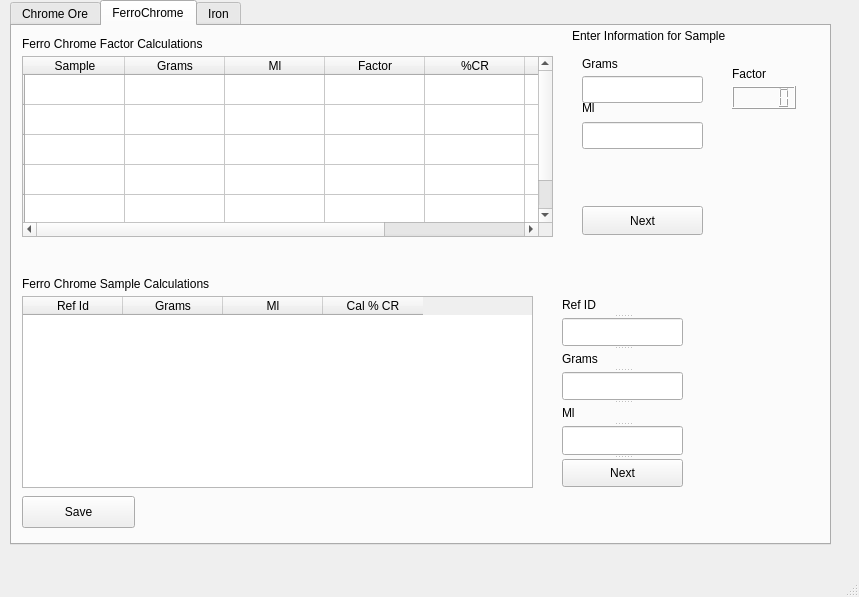
First picture: the form in rc.ui, repository shabd/rc-analytics-desktop, before the edit.
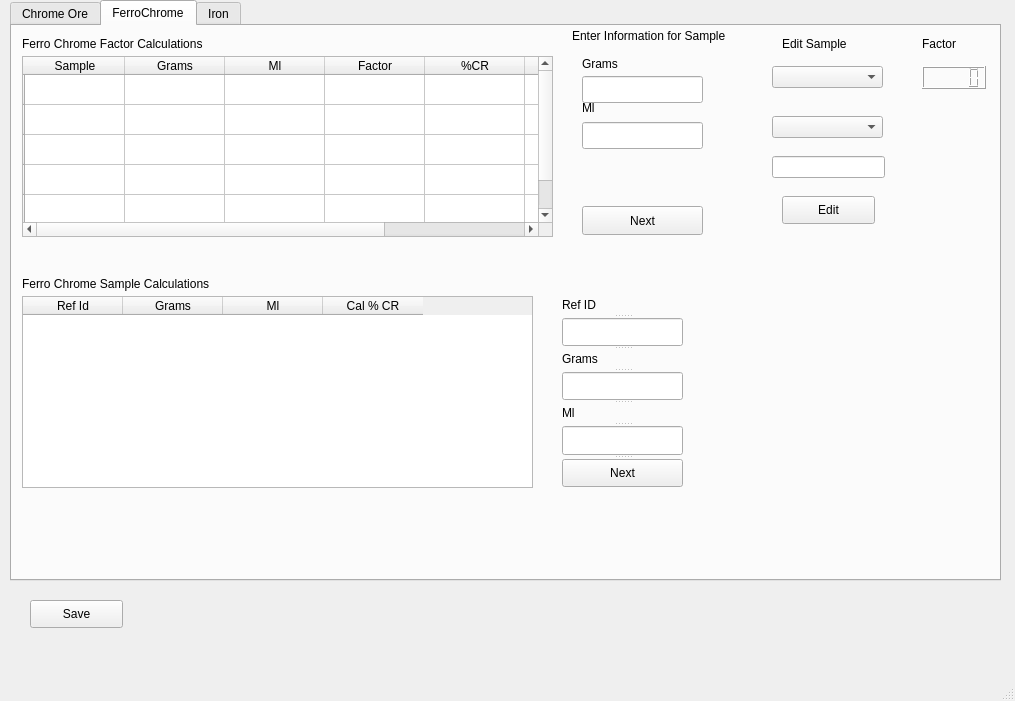
Second picture: the form after the edit. The open tabs and pages were chosen to show the change.

```diff
--- a/rc.ui
+++ b/rc.ui
@@ -6,8 +6,8 @@
    <rect>
     <x>0</x>
     <y>0</y>
-    <width>859</width>
-    <height>597</height>
+    <width>1015</width>
+    <height>701</height>
    </rect>
   </property>
   <property name="windowTitle">
@@ -19,8 +19,8 @@
      <rect>
       <x>10</x>
       <y>0</y>
-      <width>821</width>
-      <height>545</height>
+      <width>991</width>
+      <height>581</height>
      </rect>
     </property>
     <property name="currentIndex">
@@ -827,8 +827,8 @@
      <widget class="QLCDNumber" name="fe_factor_display">
       <property name="geometry">
        <rect>
-        <x>720</x>
-        <y>60</y>
+        <x>910</x>
+        <y>40</y>
         <width>64</width>
         <height>23</height>
        </rect>
@@ -837,8 +837,8 @@
      <widget class="QLabel" name="fe_factor_label_text">
       <property name="geometry">
        <rect>
-        <x>720</x>
-        <y>40</y>
+        <x>910</x>
+        <y>10</y>
         <width>60</width>
         <height>16</height>
        </rect>
@@ -877,19 +877,6 @@
        </property>
       </column>
      </widget>
-     <widget class="QPushButton" name="fe_save_button">
-      <property name="geometry">
-       <rect>
-        <x>10</x>
-        <y>470</y>
-        <width>113</width>
-        <height>32</height>
-       </rect>
-      </property>
-      <property name="text">
-       <string>Save</string>
-      </property>
-     </widget>
      <widget class="QLabel" name="feSampletabletext">
       <property name="geometry">
        <rect>
@@ -998,6 +985,62 @@
        <string>Next</string>
       </property>
      </widget>
+     <widget class="QComboBox" name="fe_input_combobox">
+      <property name="geometry">
+       <rect>
+        <x>760</x>
+        <y>90</y>
+        <width>111</width>
+        <height>22</height>
+       </rect>
+      </property>
+     </widget>
+     <widget class="QLineEdit" name="fe_edit_input">
+      <property name="geometry">
+       <rect>
+        <x>760</x>
+        <y>130</y>
+        <width>113</width>
+        <height>22</height>
+       </rect>
+      </property>
+     </widget>
+     <widget class="QComboBox" name="fe_sample_combobox">
+      <property name="geometry">
+       <rect>
+        <x>760</x>
+        <y>40</y>
+        <width>111</width>
+        <height>22</height>
+       </rect>
+      </property>
+     </widget>
+     <widget class="QPushButton" name="fe_edit_button">
+      <property name="geometry">
+       <rect>
+        <x>770</x>
+        <y>170</y>
+        <width>93</width>
+        <height>28</height>
+       </rect>
+      </property>
+      <property name="text">
+       <string>Edit</string>
+      </property>
+     </widget>
+     <widget class="QLabel" name="fe_edit_label">
+      <property name="geometry">
+       <rect>
+        <x>770</x>
+        <y>10</y>
+        <width>101</width>
+        <height>16</height>
+       </rect>
+      </property>
+      <property name="text">
+       <string>Edit Sample</string>
+      </property>
+     </widget>
     </widget>
     <widget class="QWidget" name="iron">
      <attribute name="title">
@@ -1528,6 +1571,19 @@
      </widget>
     </widget>
    </widget>
+   <widget class="QPushButton" name="save_button">
+    <property name="geometry">
+     <rect>
+      <x>30</x>
+      <y>600</y>
+      <width>93</width>
+      <height>28</height>
+     </rect>
+    </property>
+    <property name="text">
+     <string>Save</string>
+    </property>
+   </widget>
   </widget>
   <widget class="QMenuBar" name="menubar">
    <property name="geometry">
```
Left out of the diff: 152 changed lines with no effect on the pictures.
